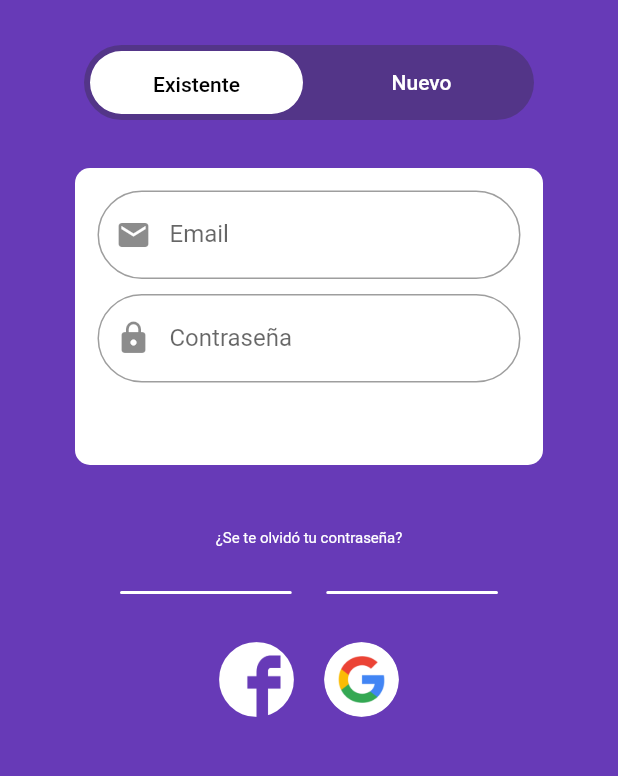
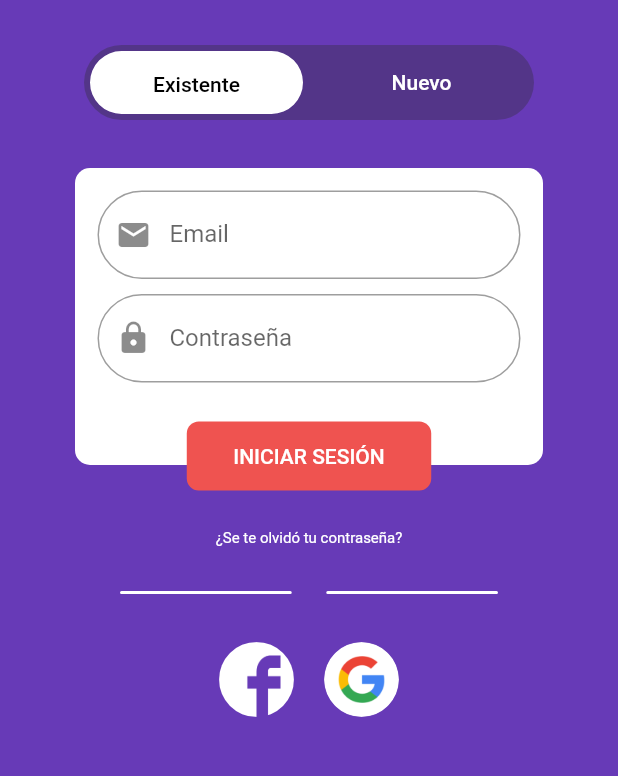
Before and after one commit to millemax/petpaws, a Flutter app: the screen it shows after launch, on a phone screen of 412 x 824 dp, the part 225-1001 px from its top. Run offline on Flutter 3.47's test engine with Material 2 defaults, Android fonts, the phone set to English and light mode, and no system bars; our stand-ins replace rxdart.

Commit message:
obtener valor

```diff
--- a/lib/bloc/login_bloc.dart
+++ b/lib/bloc/login_bloc.dart
@@ -52,4 +52,8 @@ class LoginBloc {
       sink.addError('Email no es correcto');
     }
   });
+
+//obtener el ultimo valor ingresado de email y contaraseña
+  String get email => _emailController.value;
+  String get contrasena => _passwordController.value;
 }
--- a/lib/pages/login_page.dart
+++ b/lib/pages/login_page.dart
@@ -296,24 +296,33 @@ class ExistentePage extends StatelessWidget {
         Row(
           mainAxisAlignment: MainAxisAlignment.center,
           children: [
-            StreamBuilder<bool>(
+            StreamBuilder<Object>(
                 stream: bloc.formValidStream,
                 builder: (context, snapshot) {
-                  return MaterialButton(
-                    height: 40.0,
-                    minWidth: 70.0,
-                    color: Colors.red,
-                    textColor: Colors.white,
-                    child: Text("INICIAR SESIÓN"),
-                    shape: RoundedRectangleBorder(
-                        borderRadius: BorderRadius.circular(8)),
-                    onPressed: snapshot.hasData ? () {} : null,
-                  );
-                })
+                  return RaisedButton(
+                      child: Container(
+                        padding:
+                            EdgeInsets.symmetric(horizontal: 15, vertical: 15),
+                        child: Text('INICIAR SESIÓN'),
+                      ),
+                      disabledColor: Colors.red[400],
+                      color: Colors.red,
+                      disabledTextColor: Colors.white,
+                      textColor: Colors.white,
+                      shape: RoundedRectangleBorder(
+                          borderRadius: BorderRadius.circular(8)),
+                      onPressed:
+                          snapshot.hasData ? () => _loguearse(bloc) : null);
+                }),
           ],
         ),
       ],
     );
+  }
+
+  _loguearse(LoginBloc bloc) {
+    print('Email ${bloc.email}');
+    print('Passwor ${bloc.contrasena}');
   }
 
   Widget textrecordarcontrasena() {
```
